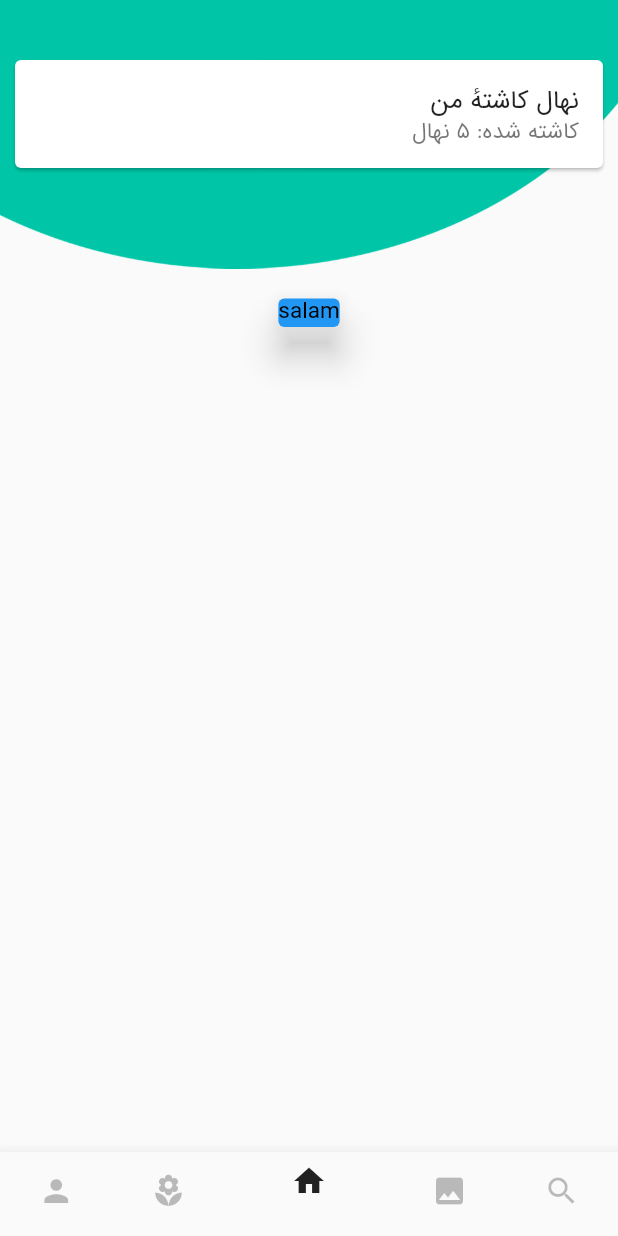
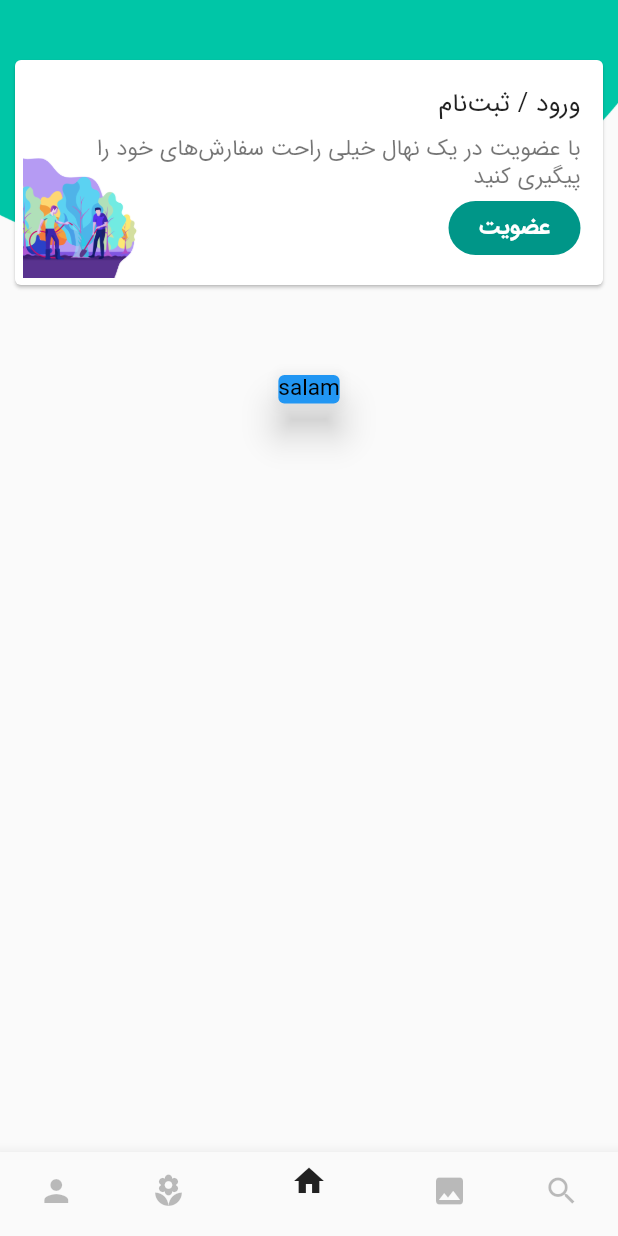
Before and after one commit to mohamadhadibi/YekNahal, a Flutter app: the MainPage screen opened directly, on a phone screen of 412 x 824 dp. Run offline on Flutter 3.47's test engine with Material 2 defaults, Android fonts, the phone set to English and light mode, and no system bars; our stand-ins replace rxdart, shared_preferences; accounts and stored records are empty; network calls fail.

Commit message:
main page home tab header card done

```diff
--- a/lib/main.dart
+++ b/lib/main.dart
@@ -38,7 +38,7 @@ class _MyApp extends State<MyApp>{
             buttonColor: Colors.tealAccent,
             brightness: Brightness.light,
         ),
-        home: MainPage(),
+        home: SplashPage(),
         onGenerateRoute: (RouteSettings settings){
           final arguments = settings.arguments;
           switch(settings.name){
--- a/lib/models/auth_response.dart
+++ b/lib/models/auth_response.dart
@@ -13,8 +13,7 @@ class AuthOb {
     return AuthOb(
         status: json['status'],
         message: json['message'],
-        data: json['data'].map((value) => UserOb.fromJson(value))
-    );
+        data: json['data'].map((value) => UserOb.fromJson(value)));
   }
 }
 
@@ -42,7 +41,6 @@ class UserOb {
         email: json['email'],
         avatarUrl: json['avatarUrl'],
         plantedNumber: json['plantedNumber'],
-        waitingPlantedNumber: json['waitingPlantedNumber']
-    );
+        waitingPlantedNumber: json['waitingPlantedNumber']);
   }
 }
--- a/lib/pages/tab_home.dart
+++ b/lib/pages/tab_home.dart
@@ -1,8 +1,6 @@
 import 'package:flutter/material.dart';
 import 'package:scoped_model/scoped_model.dart';
 import 'package:yek_nahal/di/MainScope.dart';
-//import 'package:flutter_hooks/flutter_hooks.dart';
-//import 'package:functional_widget_annotation/functional_widget_annotation.dart';
 
 class HomeTab extends StatefulWidget {
   @override
@@ -12,6 +10,21 @@ class HomeTab extends StatefulWidget {
 }
 
 class _HomeTab extends State<HomeTab> {
+  String _token = "";
+
+  @override
+  void initState() {
+    super.initState();
+
+    ScopedModelDescendant<MainScope>(
+      builder: (BuildContext context, Widget parent, MainScope model) {
+        model.tokenSubject.listen((String token) {
+          _token = token;
+        });
+      },
+    );
+  }
+
   @override
   Widget build(BuildContext context) {
     return ScopedModelDescendant<MainScope>(
@@ -23,7 +36,7 @@ class _HomeTab extends State<HomeTab> {
                 alignment: AlignmentDirectional.topCenter,
                 children: <Widget>[
                   Image.asset('assets/images/ic_toolbar.png'),
-                  mainCard(true),
+                  getHeaderCard((_token == "") ? false : true),
                 ],
               ),
             ),
@@ -43,25 +56,37 @@ class _HomeTab extends State<HomeTab> {
       },
     );
   }
-}
 
-//@hwidget
-Widget mainCard(bool isLoggedIn) {
-//  var state = useState(isLoggedIn);
+  Widget getHeaderCard(bool isLoggedIn) {
+    double cardHeight = 150;
+
     if (!isLoggedIn) {
       return Card(
         margin: EdgeInsets.symmetric(vertical: 40, horizontal: 10),
-      child: Column(
-        mainAxisSize: MainAxisSize.min,
+        child: Stack(
+          alignment: AlignmentDirectional.bottomCenter,
           children: <Widget>[
-          ListTile(
-            title: Text('ورود / ثبت‌نام'),
+            Container(
+              padding: EdgeInsetsDirectional.only(end: 5, bottom: 5),
+              alignment: AlignmentDirectional.bottomEnd,
+              child: Image(
+                image: AssetImage('assets/images/ic_default_icon.png'),
+                height: 80,
+              ),
+            ),
+            Container(
+              child: ListTile(
+                contentPadding: EdgeInsets.all(15),
+                title: Container(
+                  child: Text('ورود / ثبت‌نام'),
+                  margin: EdgeInsetsDirectional.only(bottom: 10),
+                ),
                 subtitle: Column(children: <Widget>[
                   Text(
                       'با عضویت در یک نهال خیلی راحت سفارش‌های خود را پیگیری کنید'),
-              Row(
-                children: <Widget>[
-                  FlatButton(
+                  Container(
+                    alignment: AlignmentDirectional.bottomStart,
+                    child: FlatButton(
                       child: Text(
                         'عضویت',
                       ),
@@ -71,12 +96,16 @@ Widget mainCard(bool isLoggedIn) {
                         borderRadius: BorderRadius.circular(30.0),
                       ),
                       onPressed: () {
-//                      state.value = true;
+                        setState(() {
+                          _token = "asfasf";
+                        });
                       },
                     ),
-                ],
                   )
                 ]),
+              ),
+              height: cardHeight,
+              alignment: AlignmentDirectional.bottomStart,
             ),
           ],
         ),
@@ -84,15 +113,50 @@ Widget mainCard(bool isLoggedIn) {
     } else {
       return Card(
         margin: EdgeInsets.symmetric(vertical: 40, horizontal: 10),
-      child: Column(
-        mainAxisSize: MainAxisSize.min,
+        child: Stack(
+          alignment: AlignmentDirectional.bottomCenter,
           children: <Widget>[
-          ListTile(
-            title: Text('نهال کاشتهٔ من'),
-            subtitle: Row(children: <Widget>[Text("کاشته شده: ۵ نهال")]),
+            Container(
+              padding: EdgeInsetsDirectional.only(end: 5, bottom: 5),
+              alignment: AlignmentDirectional.bottomEnd,
+              child: Image(
+                image: AssetImage('assets/images/ic_default_icon.png'),
+                height: 130,
               ),
+            ),
+            Container(
+              height: cardHeight,
+              alignment: AlignmentDirectional.centerStart,
+              child: ListTile(
+                contentPadding: EdgeInsets.all(15),
+                title: Container(
+                  child: Text('نهال کاشتهٔ من'),
+                  margin: EdgeInsetsDirectional.only(bottom: 10),
+                ),
+                subtitle: Container(
+                  child: Text("کاشته شده: ۵ نهال"),
+                ),
+              ),
+            ),
+            Container(
+              alignment: AlignmentDirectional.centerEnd,
+              margin: EdgeInsetsDirectional.only(end: 10, bottom: 10),
+              child: FloatingActionButton(
+                backgroundColor: Colors.white,
+                child: Icon(
+                  Icons.share,
+                  color: Colors.black,
+                ),
+                onPressed: () {
+                  setState(() {
+                    _token = "";
+                  });
+                },
+              ),
+            )
           ],
         ),
       );
     }
   }
+}
--- a/pubspec.yaml
+++ b/pubspec.yaml
@@ -57,6 +57,7 @@ flutter:
   assets:
     - assets/images/ic_logo.png
     - assets/images/ic_toolbar.png
+    - assets/images/ic_default_icon.png
 
   # An image asset can refer to one or more resolution-specific "variants", see
   # https://flutter.io/assets-and-images/#resolution-aware.
```
Also changed, not shown: lib/di/MainModels.dart (+12 -4 lines), lib/pages/page_splash.dart (+51 -28 lines), assets/images/ic_default_icon.png (added). Lines whose indentation alone changed are shown as unchanged.
